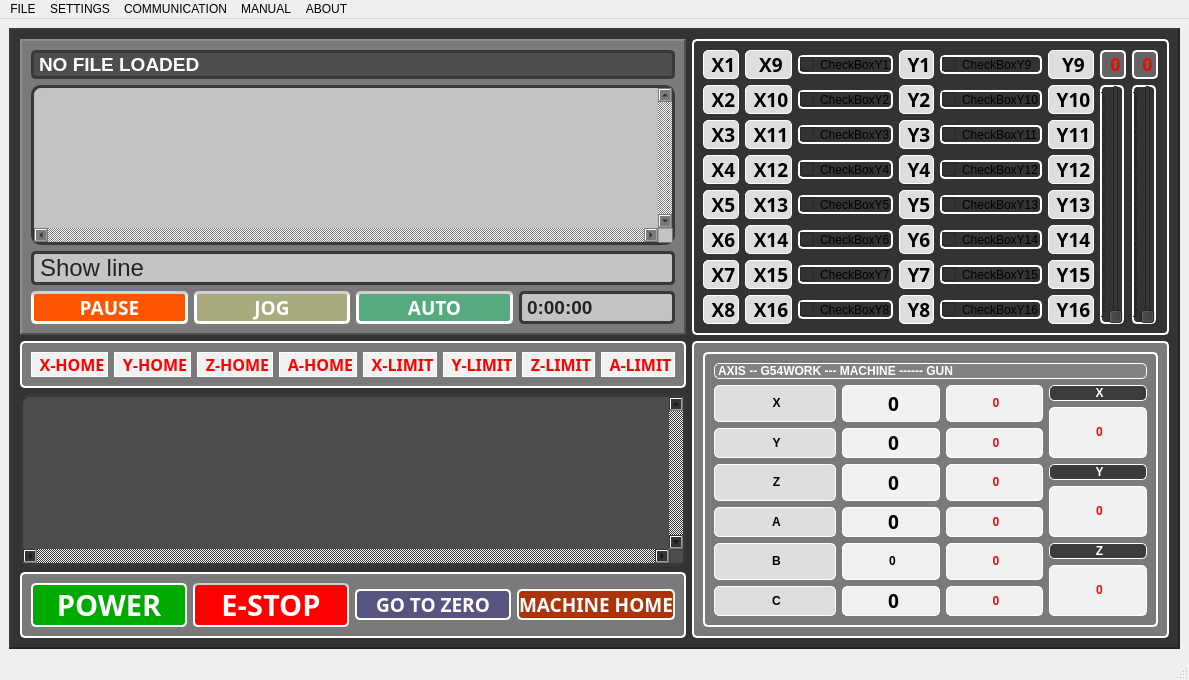
This is QtPaintingChair/workWindow.ui in NguyenKhanh2101993/Painting_Chair_Robot_ver02 as Qt 5 draws it before an edit. The edited form follows.
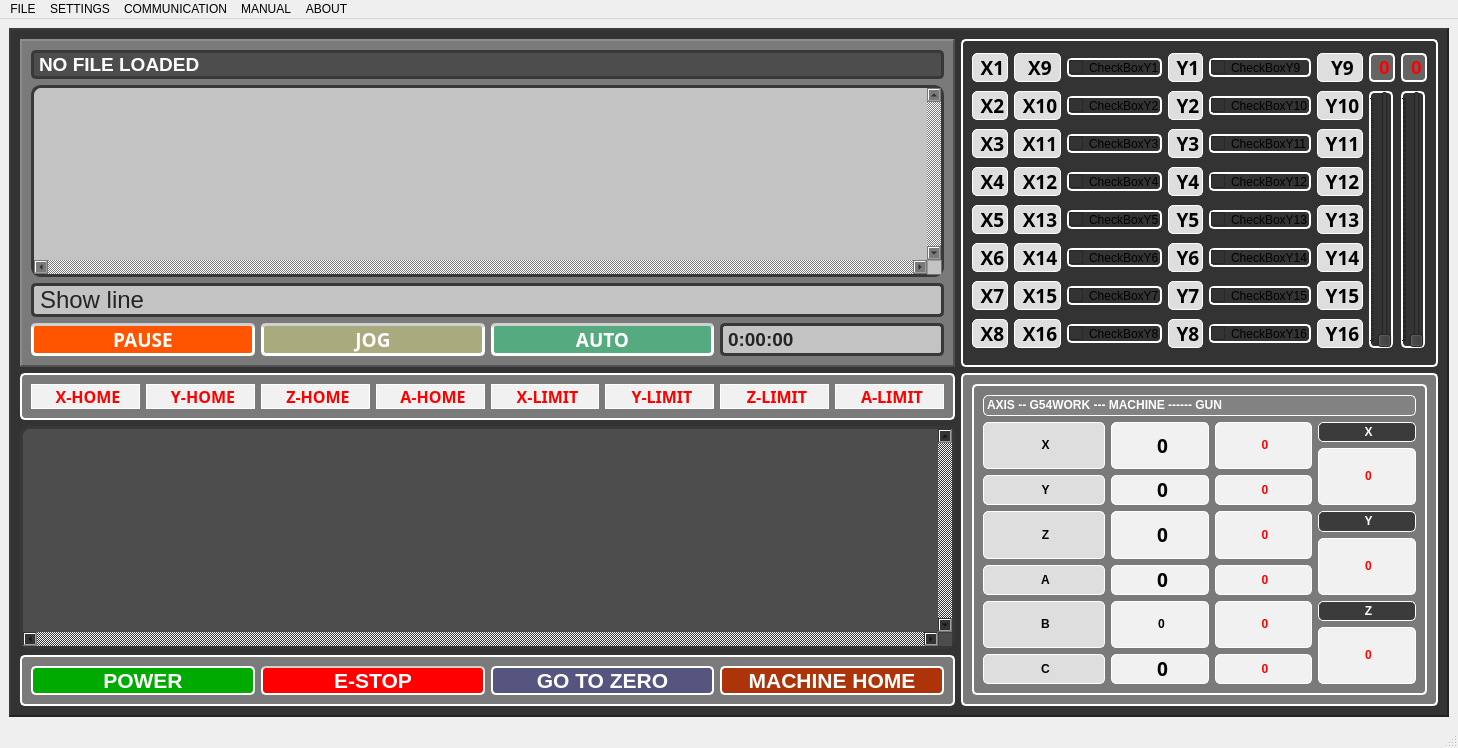
This is the edited form. Icons and pictures are not drawn.

Diff of the .ui file:
```diff
--- a/QtPaintingChair/workWindow.ui
+++ b/QtPaintingChair/workWindow.ui
@@ -6,8 +6,8 @@
    <rect>
     <x>0</x>
     <y>0</y>
-    <width>423</width>
-    <height>566</height>
+    <width>1458</width>
+    <height>748</height>
    </rect>
   </property>
   <property name="sizePolicy">
@@ -1993,8 +1993,8 @@
            <widget class="QPushButton" name="pushButton_power">
             <property name="font">
              <font>
-              <family>Arial 12</family>
-              <pointsize>22</pointsize>
+              <family>MS Shell Dlg 2</family>
+              <pointsize>16</pointsize>
               <weight>75</weight>
               <italic>false</italic>
               <bold>true</bold>
@@ -2024,8 +2024,8 @@
            <widget class="QPushButton" name="pushButton_estop">
             <property name="font">
              <font>
-              <family>Arial 12</family>
-              <pointsize>22</pointsize>
+              <family>MS Shell Dlg 2</family>
+              <pointsize>16</pointsize>
               <weight>75</weight>
               <italic>false</italic>
               <bold>true</bold>
@@ -2059,8 +2059,8 @@
            <widget class="QPushButton" name="pushButton_gotozero">
             <property name="font">
              <font>
-              <family>Arial 12</family>
-              <pointsize>14</pointsize>
+              <family>MS Shell Dlg 2</family>
+              <pointsize>16</pointsize>
               <weight>75</weight>
               <italic>false</italic>
               <bold>true</bold>
@@ -2096,8 +2096,8 @@
             </property>
             <property name="font">
              <font>
-              <family>Arial 12</family>
-              <pointsize>14</pointsize>
+              <family>MS Shell Dlg 2</family>
+              <pointsize>16</pointsize>
               <weight>75</weight>
               <italic>false</italic>
               <bold>true</bold>
@@ -2136,7 +2136,7 @@
     <rect>
      <x>0</x>
      <y>0</y>
-     <width>423</width>
+     <width>1458</width>
      <height>26</height>
     </rect>
    </property>
```
